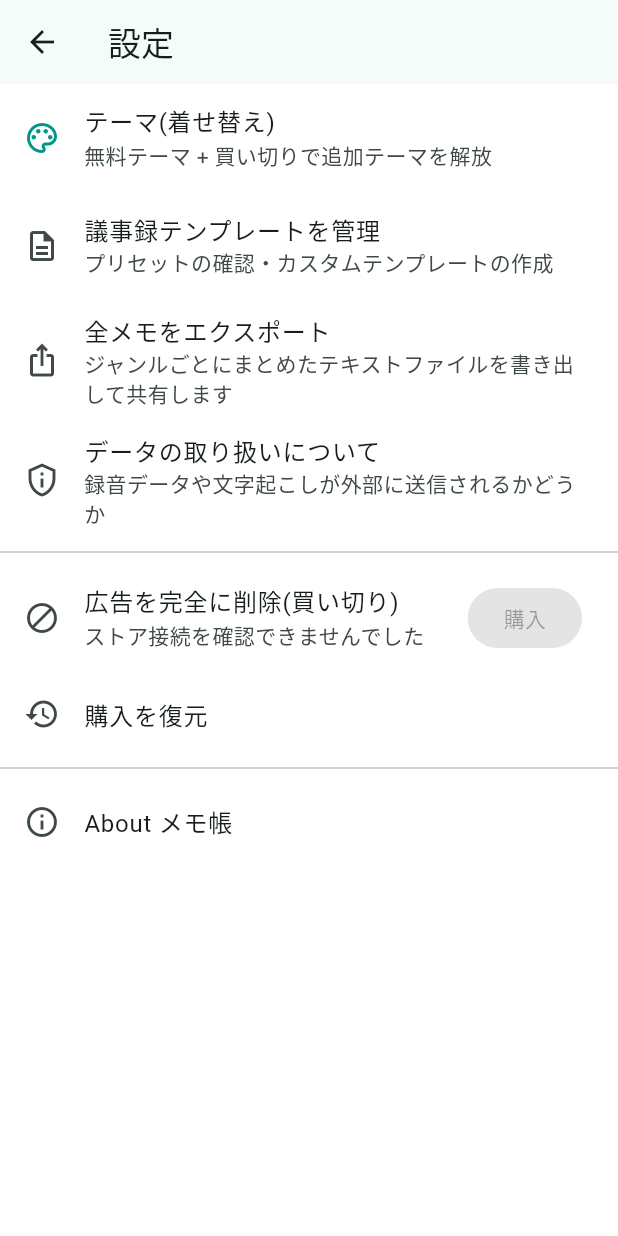
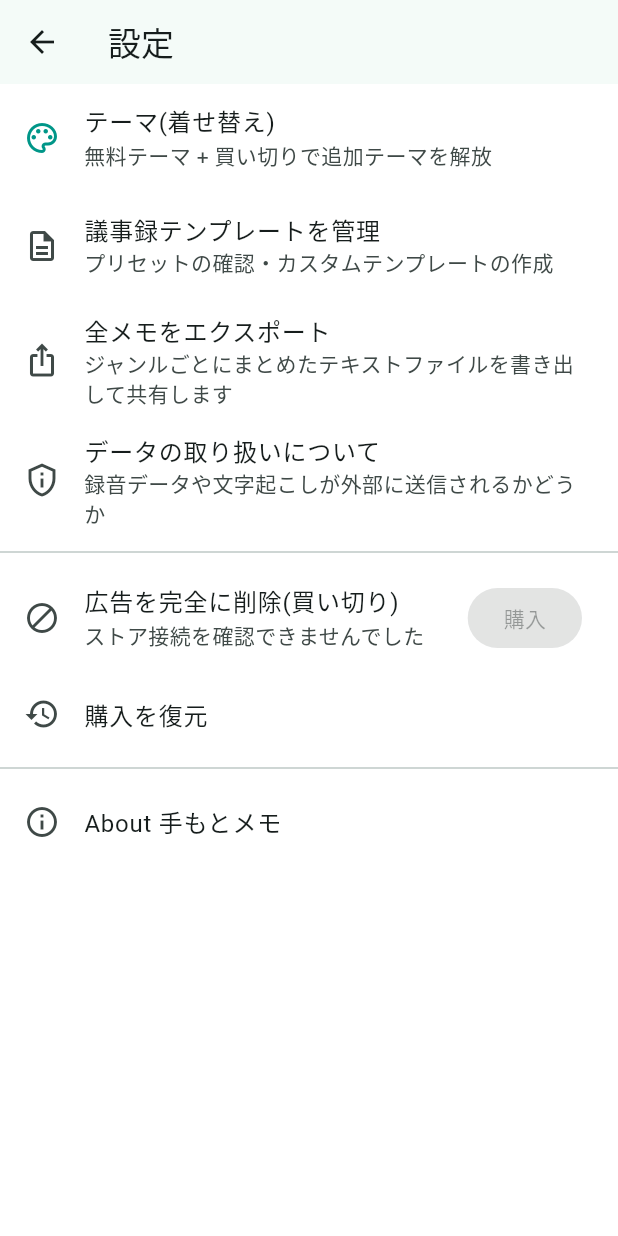
Before and after one commit to aiueodayone/bar, a Flutter app: the SettingsScreen screen opened directly, on a phone screen of 412 x 824 dp. Run offline on Flutter 3.47's test engine with Material 3 defaults, Android fonts, the phone set to English and light mode, and no system bars; our stand-ins replace audioplayers, google_mobile_ads, in_app_purchase, share_plus, shared_preferences, sqflite; missing offline and left inert: record, vosk_flutter; accounts and stored records are empty; network calls fail.

Commit message:
Apply app branding: name "手もとメモ", launcher icon, store listing copy
- Replace the default Flutter launcher icon with the provided pen/
  signature mark across all mipmap densities
- Rename the app (label, AppBar title, About dialog, export header) from
  the placeholder "メモ帳" to "手もとメモ", matching the tagline
  "声も文字も、すぐ記録。"
- Save the source icon, a 512x512 Play Store icon, and the full Japanese
  store listing copy (short/long description) under store_assets/ for
  use when the app is actually submitted to Google Play

Co-Authored-By: Claude Sonnet 5 <noreply@anthropic.com>
Claude-Session: https://claude.ai/code/session_01Fscp4pZpAJXbyCuEvh1Kow

```diff
--- a/lib/main.dart
+++ b/lib/main.dart
@@ -33,7 +33,7 @@ class MemoApp extends StatelessWidget {
           final seedColor =
               context.watch<AppSettingsProvider>().currentTheme.seedColor;
           return MaterialApp(
-            title: 'メモ帳',
+            title: '手もとメモ',
             debugShowCheckedModeBanner: false,
             locale: const Locale('ja', 'JP'),
             theme: ThemeData(
--- a/lib/screens/home_screen.dart
+++ b/lib/screens/home_screen.dart
@@ -48,7 +48,7 @@ class _HomeScreenState extends State<HomeScreen> {
                 ),
                 onChanged: memoProvider.setSearchQuery,
               )
-            : const Text('メモ帳'),
+            : const Text('手もとメモ'),
         actions: [
           IconButton(
             icon: Icon(_searching ? Icons.close : Icons.search),
--- a/lib/screens/settings_screen.dart
+++ b/lib/screens/settings_screen.dart
@@ -102,10 +102,10 @@ class SettingsScreen extends StatelessWidget {
           const Divider(),
           const AboutListTile(
             icon: Icon(Icons.info_outline),
-            applicationName: 'メモ帳',
+            applicationName: '手もとメモ',
             applicationVersion: '1.0.0',
             aboutBoxChildren: [
-              Text('広告に邪魔されず、音声メモ・文字起こし・ジャンル分類・検索ができるメモアプリです。'),
+              Text('声も文字も、すぐ記録。広告に邪魔されず、音声メモ・文字起こし・ジャンル分類・検索ができるメモアプリです。'),
               SizedBox(height: 16),
               Text(
                 'オフライン音声認識には Vosk(alphacephei.com)を使用しています。'
--- a/lib/services/export_service.dart
+++ b/lib/services/export_service.dart
@@ -68,7 +68,7 @@ class ExportService {
 
   String _buildExportText(List<Memo> memos, List<Genre> genres) {
     final buffer = StringBuffer();
-    buffer.writeln('メモ帳 エクスポート (${_dateFormat.format(DateTime.now())})');
+    buffer.writeln('手もとメモ エクスポート (${_dateFormat.format(DateTime.now())})');
     buffer.writeln('=' * 40);
 
     final genreById = {for (final g in genres) g.id: g};
```
Also changed, not shown: store_assets/app_icon_source.png (added), store_assets/play_store_icon_512.png (added), 7 other files.
